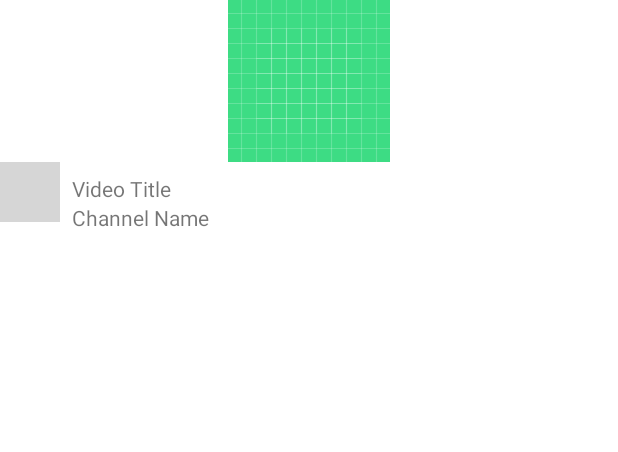
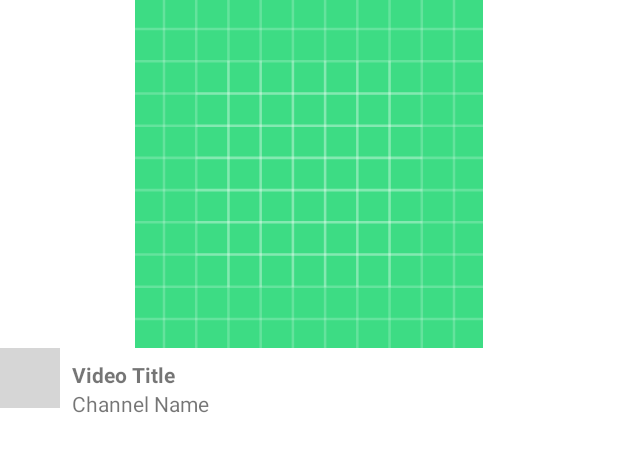
Before and after one commit to mullatoez/YouTube-Clone, an Android app: the layout video_row.xml on its own in the app's theme, with its tools: preview values and no code run, on a phone screen of 412 x 824 dp. Shown: the top 452 px of the screen. Run offline under Robolectric (Android 15) with nearby library versions, the phone set to English and light mode, and no system bars; grey boxes are pictures that could not be loaded.

Commit message:
Youtube clone

```diff
--- a/app/src/main/res/layout/video_row.xml
+++ b/app/src/main/res/layout/video_row.xml
@@ -8,7 +8,8 @@
     <ImageView
         android:id="@+id/video_thumbnail"
         android:layout_width="0dp"
-        android:layout_height="wrap_content"
+        android:layout_height="0dp"
+        app:layout_constraintDimensionRatio="16:9"
         app:layout_constraintEnd_toEndOf="parent"
         app:layout_constraintStart_toStartOf="parent"
         app:layout_constraintTop_toTopOf="parent"
@@ -22,6 +23,7 @@
         android:layout_marginLeft="8dp"
         android:layout_marginTop="8dp"
         android:text="Video Title"
+        android:textStyle="bold"
         app:layout_constraintEnd_toEndOf="parent"
         app:layout_constraintStart_toEndOf="@+id/channel_image"
         app:layout_constraintTop_toBottomOf="@+id/video_thumbnail" />
@@ -30,6 +32,7 @@
         android:id="@+id/channel_name"
         android:layout_width="0dp"
         android:layout_height="wrap_content"
+        android:paddingBottom="20dp"
         android:text="Channel Name"
         app:layout_constraintEnd_toEndOf="@+id/video_title"
         app:layout_constraintStart_toStartOf="@+id/video_title"
```
